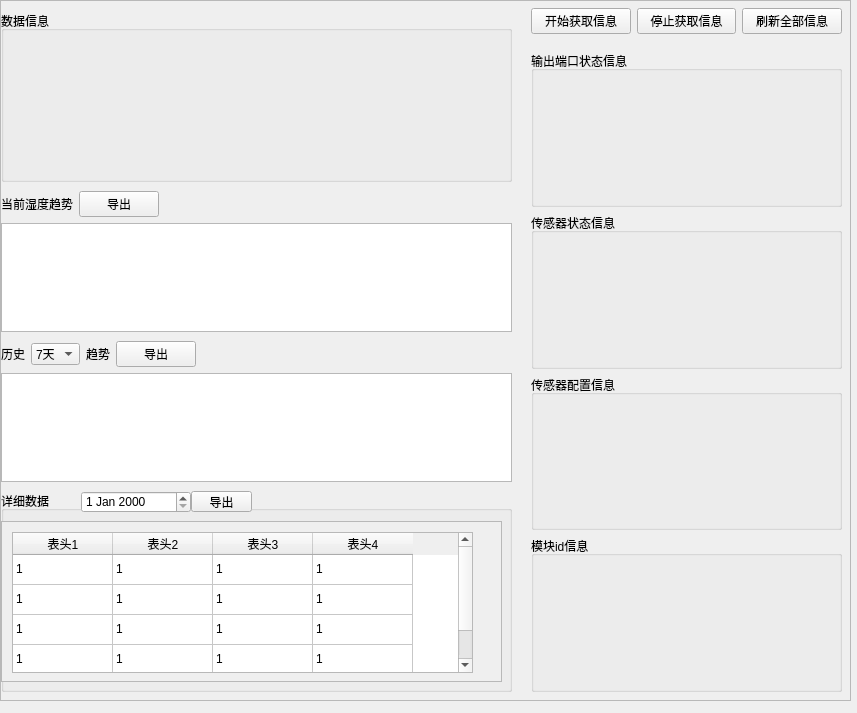
Qt form ui/customize_ui/tab/tab2_tab0.ui (2950067210dqy/pyqt6_project) before a commit.
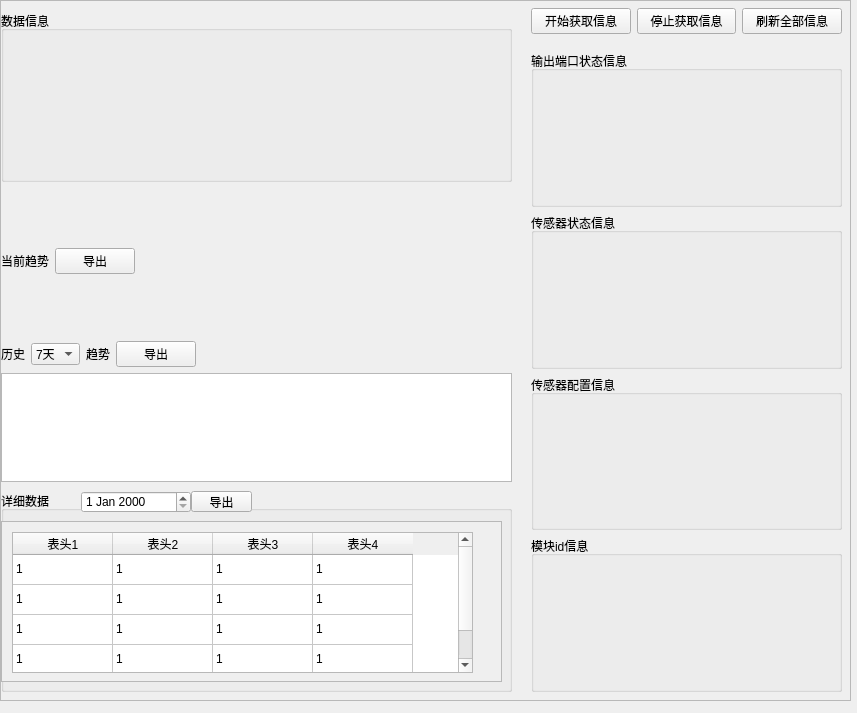
The same form after that commit.

Diff of the .ui file:
```diff
--- a/ui/customize_ui/tab/tab2_tab0.ui
+++ b/ui/customize_ui/tab/tab2_tab0.ui
@@ -382,7 +382,7 @@
            <item>
             <widget class="QLabel" name="nowdata_trend_label">
              <property name="text">
-              <string>当前湿度趋势</string>
+              <string>当前趋势</string>
              </property>
             </widget>
            </item>
@@ -409,15 +409,7 @@
           </layout>
          </item>
          <item>
-          <layout class="QHBoxLayout" name="horizontalLayout_2">
-           <item>
-            <widget class="QGraphicsView" name="nowdata_trend_charts">
-             <property name="styleSheet">
-              <string notr="true"/>
-             </property>
-            </widget>
-           </item>
-          </layout>
+          <layout class="QHBoxLayout" name="now_data_layout"/>
          </item>
         </layout>
        </widget>
```
